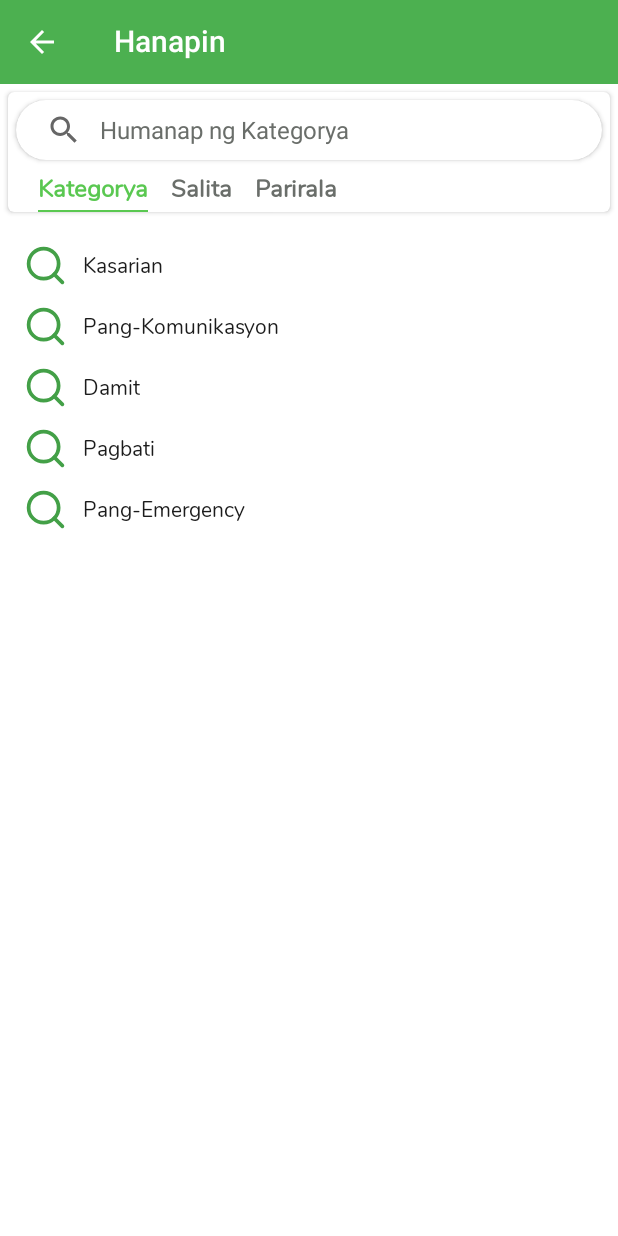
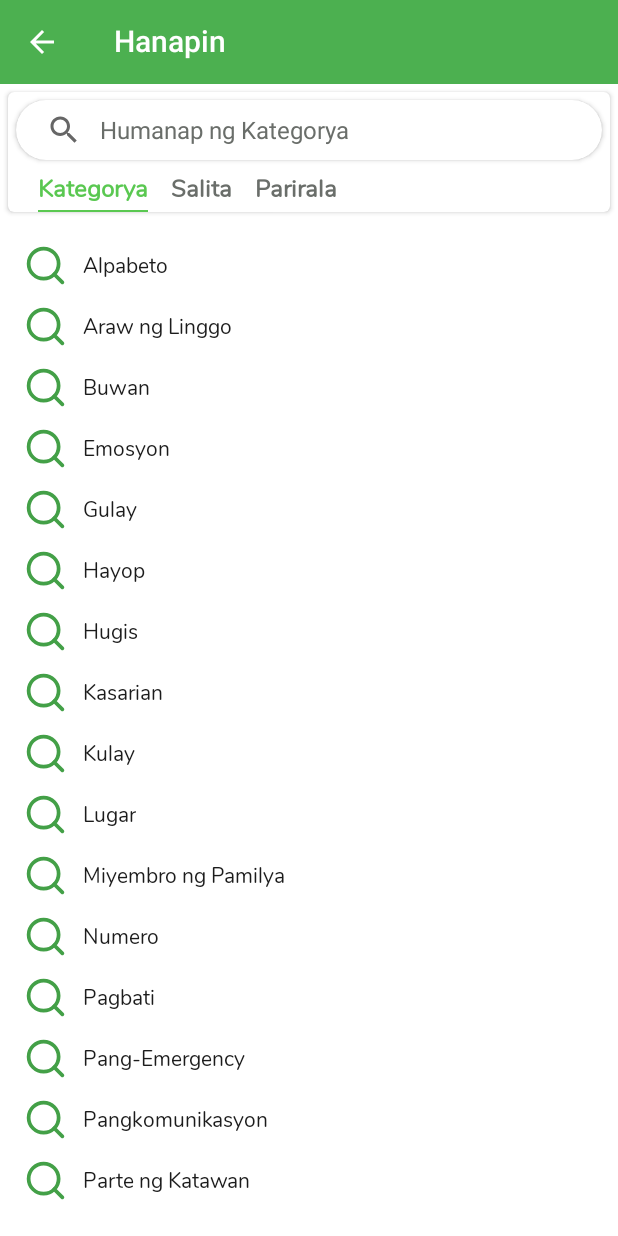
Before and after one commit to Jayveeeee24/iSpeak-Signs, an Android app: the nav_search screen opened through its navigation route, on a phone screen of 412 x 824 dp. Run offline under Robolectric (Android 15) with nearby library versions, the phone set to English and light mode, and no system bars; our stand-ins replace navigation-ui.

Commit message:
v1.1r4 4/2

```diff
--- a/app/build.gradle
+++ b/app/build.gradle
@@ -11,7 +11,7 @@ android {
         minSdkVersion 23
         targetSdkVersion 32
         versionCode 1
-        versionName "v1.1r2 alpha"
+        versionName "v1.1r4 alpha"
 
         testInstrumentationRunner "androidx.test.runner.AndroidJUnitRunner"
     }
--- a/app/src/main/java/com/artemis/ispeaksigns/DBHelper.java
+++ b/app/src/main/java/com/artemis/ispeaksigns/DBHelper.java
@@ -67,8 +67,6 @@ public class DBHelper extends SQLiteOpenHelper {
             values.put("categoryProgress", categoryVideoProgress[i]);
             DB.insert("CategoryTable", null, values);
         }
-
-
     }
 
     @Override
@@ -76,18 +74,17 @@ public class DBHelper extends SQLiteOpenHelper {
         DB.execSQL("drop Table if exists CategoryTable");
     }
 
-
     public Cursor getAllCategory(String categoryType, String modifier){
         SQLiteDatabase DB = this.getWritableDatabase();
         if (modifier.equals("Learn")){
             return DB.rawQuery("Select categoryName, categoryColor, categoryTotalItems, categoryType from CategoryTable WHERE categoryType=? ORDER BY categoryName ASC", new String[]{categoryType});
         }else if (modifier.equals("By5")){
-            return DB.rawQuery("Select * from CategoryTable WHERE categoryType=? ORDER BY categoryName ASC LIMIT 5", new String[]{categoryType});
-        }
-        else if (modifier.equals("Profile")){
-            return DB.rawQuery("Select * from CategoryTable WHERE categoryProgress != categoryTotalItems AND categoryProgress != 0 ORDER BY categoryProgress DESC LIMIT 5", null);
-        }
-        else {
+            return DB.rawQuery("Select * from CategoryTable WHERE categoryType=? AND categoryProgress != categoryTotalItems ORDER BY categoryProgress DESC LIMIT 5", new String[]{categoryType});
+        }else if (modifier.equals("Profile")){
+            return DB.rawQuery("Select * from CategoryTable WHERE categoryProgress != categoryTotalItems ORDER BY categoryProgress DESC LIMIT 5", null);
+        }else if (modifier.equals("Search")){
+            return DB.rawQuery("Select categoryName, categoryType from CategoryTable ORDER By categoryName ASC", null);
+        }else {
             return DB.rawQuery("Select * from CategoryTable ORDER BY categoryName ASC", null);
         }
 
--- a/app/src/main/java/com/artemis/ispeaksigns/adapter_list_home/HomeRecyclerAdapter.java
+++ b/app/src/main/java/com/artemis/ispeaksigns/adapter_list_home/HomeRecyclerAdapter.java
@@ -52,7 +52,11 @@ public class HomeRecyclerAdapter extends RecyclerView.Adapter<HomeRecyclerAdapte
                         .setExitAnim(R.anim.nav_default_exit_anim)
                         .setPopEnterAnim(R.anim.nav_default_pop_enter_anim)
                         .setPopExitAnim(R.anim.nav_default_pop_exit_anim);
-                Navigation.findNavController(view).navigate(R.id.action_nav_home_to_learn_category_word, bundle, navBuilder.build());
+                try {
+                    Navigation.findNavController(view).navigate(R.id.action_nav_home_to_learn_category_word, bundle, navBuilder.build());
+                }catch (IllegalArgumentException e){
+                    e.printStackTrace();
+                }
             }
         });
     }
--- a/app/src/main/java/com/artemis/ispeaksigns/main_fragments/nav_home.java
+++ b/app/src/main/java/com/artemis/ispeaksigns/main_fragments/nav_home.java
@@ -1,8 +1,11 @@
 package com.artemis.ispeaksigns.main_fragments;
 
 import android.content.Context;
+import android.database.Cursor;
 import android.os.Bundle;
 
+import androidx.annotation.NonNull;
+import androidx.annotation.Nullable;
 import androidx.cardview.widget.CardView;
 import androidx.fragment.app.Fragment;
 import androidx.navigation.NavOptions;
@@ -17,10 +20,13 @@ import android.view.animation.AnimationUtils;
 import android.widget.ImageView;
 import android.widget.TextView;
 
+import com.artemis.ispeaksigns.DBHelper;
 import com.artemis.ispeaksigns.FunctionHelper;
 import com.artemis.ispeaksigns.R;
 import com.artemis.ispeaksigns.adapter_list_home.HomeCategoryItem;
 import com.artemis.ispeaksigns.adapter_list_home.HomeRecyclerAdapter;
+
+import org.jetbrains.annotations.NotNull;
 
 import java.util.ArrayList;
 
@@ -30,61 +36,81 @@ public class nav_home extends Fragment  {
     View view;
     RecyclerView learnRecView;
     RecyclerView learnVideoRecView;
+    DBHelper DB;
     @Override
     public View onCreateView(LayoutInflater inflater, ViewGroup container,
                              Bundle savedInstanceState) {
         view = inflater.inflate(R.layout.fragment_home, container, false);
         context = container.getContext();
 
+        return view;
+    }
+
+    @Override
+    public void onViewCreated(@NonNull @NotNull View view, @Nullable @org.jetbrains.annotations.Nullable Bundle savedInstanceState) {
+        super.onViewCreated(view, savedInstanceState);
+
         learnRecView = view.findViewById(R.id.learnRecycler);
         learnRecView.setNestedScrollingEnabled(false);
         learnVideoRecView = view.findViewById(R.id.learnVideoRecycler);
         learnVideoRecView.setNestedScrollingEnabled(false);
-
+        DB = new DBHelper(context);
 
         InitializeRecyclerView();
         InitializeClickListener();
-        return view;
     }
-
 
     private void InitializeRecyclerView()
     {
         ArrayList<HomeCategoryItem> homeCategoryItems = new ArrayList<>();
+        Cursor homeLearnCursor = DB.getAllCategory("Salita", "By5");
+        String[] categoryName = new String[homeLearnCursor.getCount()];
+        String[] imageUrls = new String[categoryName.length];
+        int[] categoryProgress = new int[categoryName.length];
+        int[] categoryPercent = new int[categoryName.length];
+        String[] totalItems = new String[categoryName.length];
+        String [] bgColors = new String[categoryName.length];
+        int[] images = new int[imageUrls.length];
+        int[] colors = new int[bgColors.length];
+        if (homeLearnCursor.getCount() == 0){
+            categoryName = new String[]{
+                            "Alpabeto", "Kasarian", "Hugis", "Araw ng Linggo", "Miyembro ng Pamilya"
+                    };
 
-        //TODO change this into database dependent resources
+            imageUrls = new String[]{
+                    "ic_alpabeto", "ic_kasarian", "ic_hugis", "ic_araw_ng_linggo", "ic_miyembro_ng_pamilya"
+            };
+            categoryProgress = new int[] {45, 36, 80, 100, 0};
+            bgColors = new String[]
+                    {"golden_puppy", "japanese_indigo", "outrageous_orange", "apple", "plump_purple"};
+        }else{
+            int i = 0;
+            while (homeLearnCursor.moveToNext()){
+                categoryName[i] = homeLearnCursor.getString(0);
+                bgColors[i] = homeLearnCursor.getString(1);
+                totalItems[i] = homeLearnCursor.getString(2);
+                imageUrls[i] = homeLearnCursor.getString(4);
+                categoryProgress[i] = homeLearnCursor.getInt(5);
+                i++;
+            }
+        }
 
-        String[] categoryName = new String[]
-                {
-                        "Alpabeto", "Kasarian", "Hugis", "Araw ng Linggo", "Miyembro ng Pamilya"
-                };
 
-       String[] imageUrls = new String[]{
-               "ic_alpabeto", "ic_kasarian", "ic_hugis", "ic_araw_ng_linggo", "ic_miyembro_ng_pamilya"
-       };
 //       FunctionHelper functionHelper = new FunctionHelper();
 //       for (int i = 0; i<categoryName.length; i++){
 //           imageUrls[i] = functionHelper.getImageLogo(categoryName[i]);
 //       }
 
-       int[] categoryProgress = new int[] {45, 36, 80, 100, 0};
-       String [] bgColors = new String[]
-               {"golden_puppy", "japanese_indigo", "outrageous_orange", "apple", "plump_purple"};
-
-       int[] images = new int[imageUrls.length];
-       for (int i = 0; i<imageUrls.length; i++) {
-           images[i] = getResources().getIdentifier(imageUrls[i], "drawable", context.getPackageName());
-       }
-
-       int[] colors = new int[bgColors.length];
-       for (int i = 0; i<bgColors.length; i++) {
-           colors[i] = getResources().getIdentifier(bgColors[i], "color", context.getPackageName());
-       }
-
+        for (int i = 0; i<categoryName.length; i++)
+        {
+            categoryPercent[i] = categoryProgress[i] * 100 / Integer.parseInt(totalItems[i]);
+            images[i] = getResources().getIdentifier(imageUrls[i], "drawable", context.getPackageName());
+            colors[i] = getResources().getIdentifier(bgColors[i], "color", context.getPackageName());
+        }
 
        for (int i =0; i<categoryName.length; i++)
        {
-           homeCategoryItems.add(new HomeCategoryItem(categoryName[i], colors[i], categoryProgress[i], images[i]));
+           homeCategoryItems.add(new HomeCategoryItem(categoryName[i], colors[i], categoryPercent[i], images[i]));
        }
 
         HomeRecyclerAdapter adapter = new HomeRecyclerAdapter();
--- a/app/src/main/java/com/artemis/ispeaksigns/main_fragments/nav_search.java
+++ b/app/src/main/java/com/artemis/ispeaksigns/main_fragments/nav_search.java
@@ -1,6 +1,7 @@
 package com.artemis.ispeaksigns.main_fragments;
 
 import android.content.Context;
+import android.database.Cursor;
 import android.os.Bundle;
 
 import androidx.annotation.NonNull;
@@ -15,6 +16,7 @@ import android.view.ViewGroup;
 import android.widget.SearchView;
 import android.widget.TextView;
 
+import com.artemis.ispeaksigns.DBHelper;
 import com.artemis.ispeaksigns.R;
 import com.artemis.ispeaksigns.adapter_list_search.SearchCategoryItem;
 import com.artemis.ispeaksigns.adapter_list_search.SearchCategoryListAdapter;
@@ -38,6 +40,7 @@ public class nav_search extends Fragment {
     SearchView searchView;
     String search_type;
     RecyclerView searchRecycler;
+    DBHelper DB;
     SearchCategoryListAdapter adapter = new SearchCategoryListAdapter();
     SearchWordListAdapter adapter1 = new SearchWordListAdapter();
     SearchVideoListAdapter adapter2 = new SearchVideoListAdapter();
@@ -58,34 +61,16 @@ public class nav_search extends Fragment {
         searchWord = view.findViewById(R.id.search_word);
         searchPhrase = view.findViewById(R.id.search_phrase);
         searchRecycler = view.findViewById(R.id.search_recycler);
+        searchRecycler.setLayoutManager(new LinearLayoutManager(context, LinearLayoutManager.VERTICAL, false));
         searchRecycler.setNestedScrollingEnabled(false);
-
         searchView.requestFocus();
-
         search_type = "Kategorya";
+        DB = new DBHelper(context);
 
         InitializeRecycler();
         InitializeOnClick();
 
-        searchView.setOnQueryTextListener(new SearchView.OnQueryTextListener() {
-            @Override
-            public boolean onQueryTextSubmit(String query) {
-                return false;
-            }
 
-            @Override
-            public boolean onQueryTextChange(String query) {
-                if (search_type.equals("Kategorya")){
-                    adapter.getFilter().filter(query);
-                }else if (search_type.equals("Salita")){
-                    adapter1.getFilter().filter(query);
-                }else if (search_type.equals("Parirala")){
-                    adapter2.getFilter().filter(query);
-                }
-                return false;
-
-            }
-        });
     }
 
     private void InitializeRecycler()
@@ -93,22 +78,33 @@ public class nav_search extends Fragment {
         ArrayList<SearchCategoryItem> searchCategoryItems = new ArrayList<>();
         ArrayList<SearchVideoItem> searchVideoItems = new ArrayList<>();
         ArrayList<SearchWordItem> searchWordItems = new ArrayList<>();
+        Cursor searchCategoryCursor = DB.getAllCategory("", "Search");
+        String[] categoryName = new String[searchCategoryCursor.getCount()];
+        String[] categoryType = new String[searchCategoryCursor.getCount()];
+        if (search_type.equals("Kategorya")){
 
-        if (search_type.equals("Kategorya")){
-            String[] categoryName = new String[]{
-                    "Kasarian", "Pang-Komunikasyon", "Damit", "Pagbati", "Pang-Emergency"
-            };
+            if (searchCategoryCursor.getCount() == 0){
+                categoryName = new String[]{
+                        "Kasarian", "Pang-Komunikasyon", "Damit", "Pagbati", "Pang-Emergency"
+                };
 
-            String[] categoryType = new String[]{
-                    "Salita", "Parirala", "Salita", "Parirala", "Parirala"
-            };
+                categoryType = new String[]{
+                        "Salita", "Parirala", "Salita", "Parirala", "Parirala"
+                };
+            }else{
+                int i = 0;
+                while (searchCategoryCursor.moveToNext()){
+                    categoryName[i] = searchCategoryCursor.getString(0);
+                    categoryType[i] = searchCategoryCursor.getString(1);
+                    i++;
+                }
+            }
 
             for (int i = 0; i<categoryName.length; i++) {
                 searchCategoryItems.add(new SearchCategoryItem(categoryName[i], categoryType[i]));
             }
 
             adapter.setSearchCategoryItems(searchCategoryItems);
-
             searchRecycler.setAdapter(adapter);
         }
         else if (search_type.equals("Salita")) {
@@ -134,12 +130,29 @@ public class nav_search extends Fragment {
             searchRecycler.setAdapter(adapter2);
         }
 
-        searchRecycler.setLayoutManager(new LinearLayoutManager(context, LinearLayoutManager.VERTICAL, false));
     }
 
     private void InitializeOnClick()
     {
+        searchView.setOnQueryTextListener(new SearchView.OnQueryTextListener() {
+            @Override
+            public boolean onQueryTextSubmit(String query) {
+                return false;
+            }
 
+            @Override
+            public boolean onQueryTextChange(String query) {
+                if (search_type.equals("Kategorya")){
+                    adapter.getFilter().filter(query);
+                }else if (search_type.equals("Salita")){
+                    adapter1.getFilter().filter(query);
+                }else if (search_type.equals("Parirala")){
+                    adapter2.getFilter().filter(query);
+                }
+                return false;
+
+            }
+        });
 
         searchCategory.setOnClickListener(new View.OnClickListener() {
             @Override
--- a/app/src/main/res/layout/item_favorite.xml
+++ b/app/src/main/res/layout/item_favorite.xml
@@ -21,6 +21,7 @@
             android:layout_width="25dp"
             android:layout_centerVertical="true"
             android:layout_height="25dp"
+            android:tint="@color/colorPrimary"
             android:src="@drawable/ic_favorite_bookmark"/>
 
         <TextView
```
Also changed, not shown: app/src/main/java/com/artemis/ispeaksigns/adapter_list_learn/LearnVideoRecyclerAdapter.java (+5 -2 lines), app/src/main/java/com/artemis/ispeaksigns/adapter_list_learn_word/LearnListWordRecyclerAdapter.java (+5 -2 lines), 2 other files.
